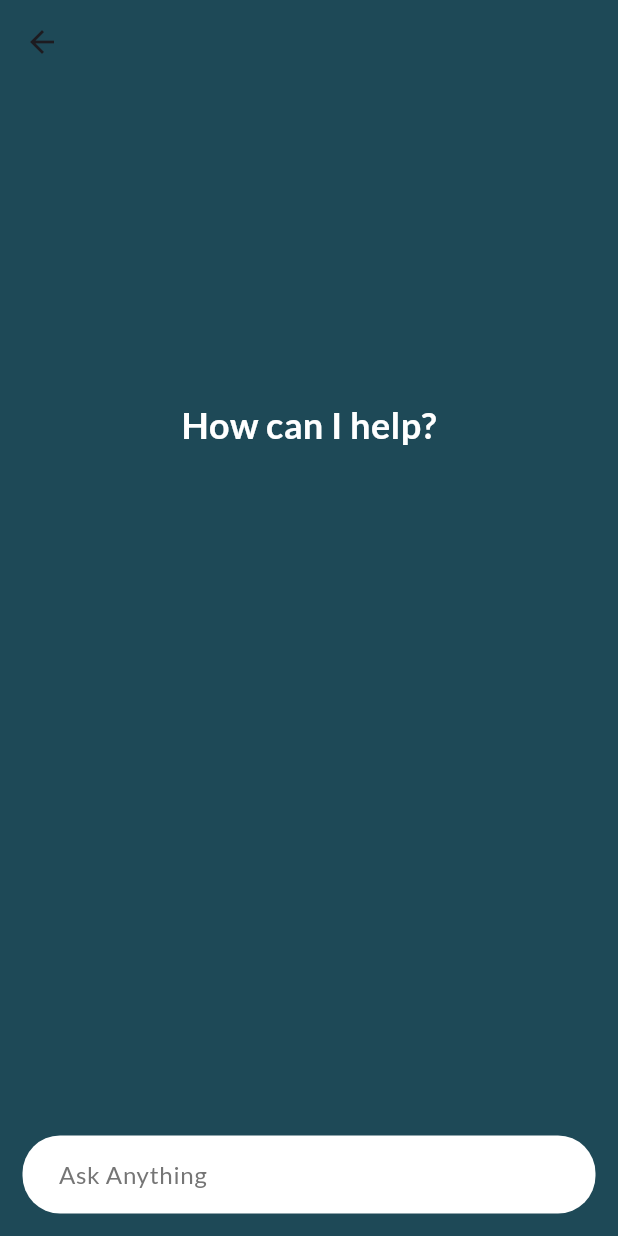
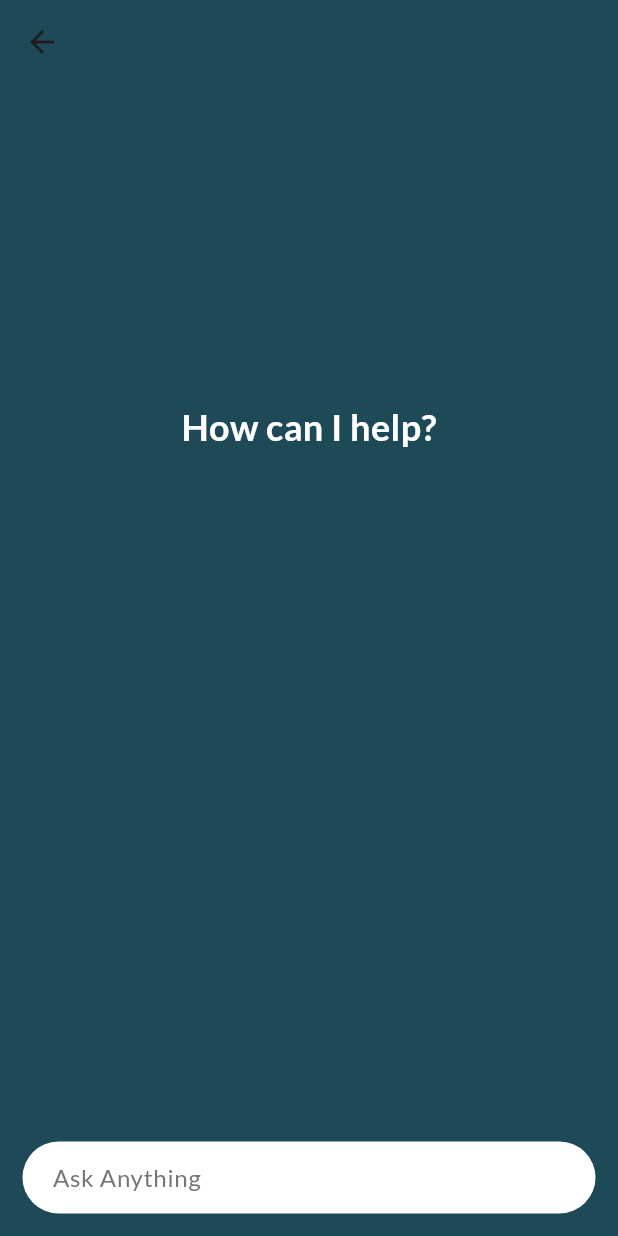
Before and after one commit to ezedin130/mind-mate, a Flutter app: the ChatBotPage screen opened directly, on a phone screen of 412 x 824 dp. Run offline on Flutter 3.47's test engine with Material 3 defaults, Android fonts, the phone set to English and light mode, and no system bars; our stand-ins replace device_preview, google_fonts.

Commit message:
feature: content padding changed from symmetric to only

```diff
--- a/lib/util/custom_text_field.dart
+++ b/lib/util/custom_text_field.dart
@@ -23,10 +23,7 @@ class CustomTextField extends StatelessWidget {
         fillColor: Colors.white,
         hintText: hint,
         hintStyle: GoogleFonts.lato(color: Colors.grey[600]),
-        contentPadding: const EdgeInsets.symmetric(
-          horizontal: 20,
-          vertical: 14,
-        ),
+        contentPadding: const EdgeInsets.only(right: 48, left: 16, top: 12, bottom: 12),
         border: OutlineInputBorder(
           borderRadius: BorderRadius.circular(25),
           borderSide: BorderSide.none,
```
